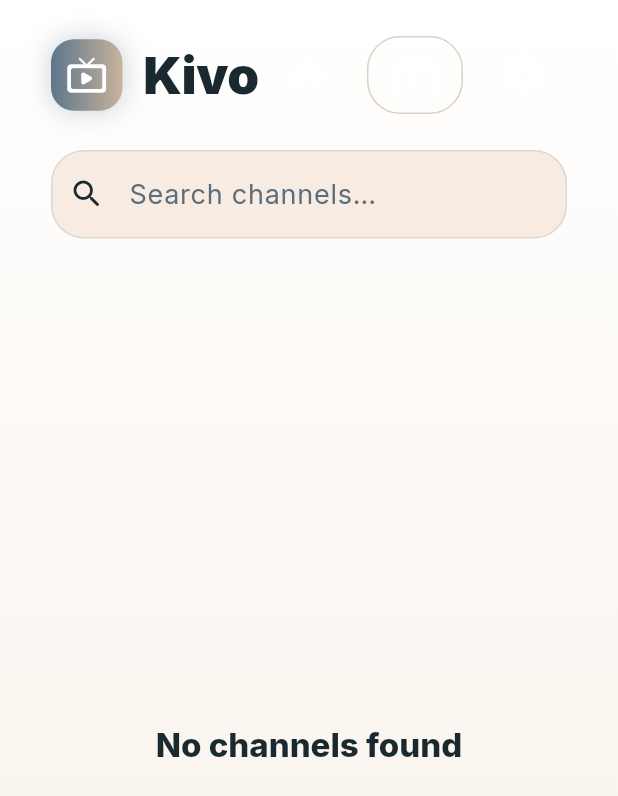
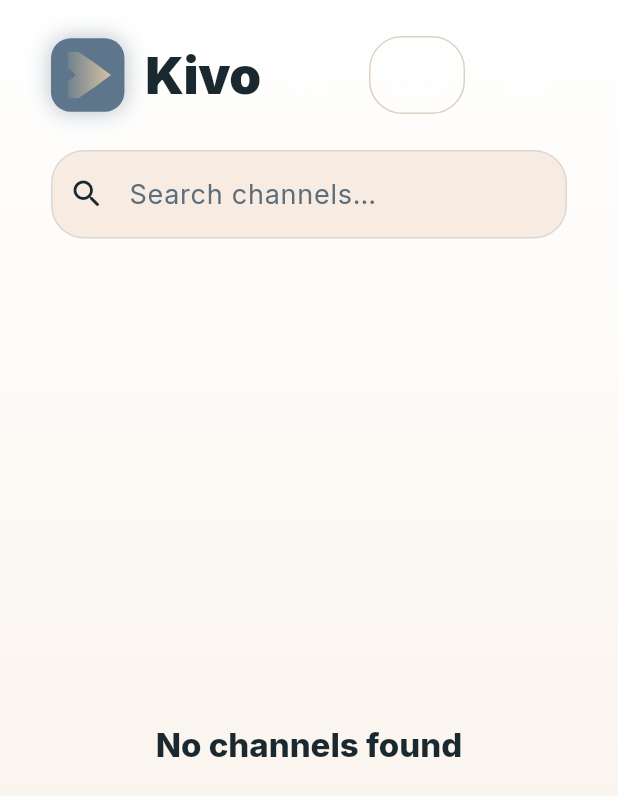
Before and after one commit to mahi160/kivotv, a Flutter app: the screen it shows after launch, after a tap on the "live tv" icon, on a phone screen of 412 x 824 dp. Shown: the top 796 px of the screen. Run offline on Flutter 3.47's test engine with Material 3 defaults, Android fonts, the light colour scheme and no system bars; our stand-ins replace cached_network_image, flutter_riverpod, go_router, google_fonts, shared_preferences, sqflite; missing offline and left inert: media_kit, media_kit_video; accounts and stored records are empty.

Commit message:
feat(branding): K-play logo — app icon, TV banner, splash, nav bar
Logo design (K + ▶ hybrid):
- Left vertical bar = K's spine
- Two curved arms (quadratic bezier) converge at one right point = ▶ tip
- Soft V-notch on inner-left = K's characteristic indent
- Gradient: Ocean Deep Blue (#5D768B) → Golden Driftwood (#E3C9A4)

Android app icon (generated Python → PNG):
- mipmap-mdpi    48×48
- mipmap-hdpi    72×72
- mipmap-xhdpi   96×96
- mipmap-xxhdpi  144×144
- mipmap-xxxhdpi 192×192
Background: rounded square in Ocean Deep Blue, logo in Ivory Breeze

TV banner (320×180, updated):
- Dark ocean gradient background (#0F1A22 → #1A2B38)
- K-play logo shape left panel in Golden Driftwood
- 'KIVO' pixel-font text + 'LIVE TV' subtitle in Sandy Beige

In-app:
- KivoLogo CustomPainter widget (lib/core/widgets/kivo_logo.dart)
- AppNavBar _LogoMark: rounded tile (oceanDeepBlue) + KivoLogo inside
- _SplashScreen: same tile treatment, 100×100, 26px radius

```diff
--- a/lib/core/widgets/app_nav_bar.dart
+++ b/lib/core/widgets/app_nav_bar.dart
@@ -4,6 +4,7 @@ import 'package:go_router/go_router.dart';
 
 import '../theme/app_colors.dart';
 import '../theme/app_spacing.dart';
+import 'kivo_logo.dart';
 
 enum NavDestination { home, channels, settings }
 
@@ -69,27 +70,23 @@ class _LogoMark extends StatelessWidget {
 
   @override
   Widget build(BuildContext context) {
+    // K-play logo on a rounded ocean-blue tile.
     return Container(
-      width: AppSpacing.logoSize * 0.7,
-      height: AppSpacing.logoSize * 0.7,
+      width:  AppSpacing.logoSize * 0.72,
+      height: AppSpacing.logoSize * 0.72,
       decoration: BoxDecoration(
-        borderRadius: BorderRadius.circular(AppSpacing.logoRadius * 0.7),
-        gradient: const LinearGradient(
-          colors: [AppColors.logoGradientStart, AppColors.logoGradientEnd],
-        ),
+        color: AppColors.oceanDeepBlue,
+        borderRadius: BorderRadius.circular(AppSpacing.logoRadius * 0.6),
         boxShadow: [
           BoxShadow(
-            color: AppColors.logoGradientStart.withValues(alpha: 0.30),
-            blurRadius: 14,
+            color: AppColors.oceanDeepBlue.withValues(alpha: 0.40),
+            blurRadius: 12,
             spreadRadius: 1,
           ),
         ],
       ),
-      child: const Icon(
-        Icons.live_tv_rounded,
-        size: AppSpacing.iconMd,
-        color: Colors.white,
-      ),
+      padding: const EdgeInsets.all(6),
+      child: const KivoLogo(),
     );
   }
 }
--- a/lib/main.dart
+++ b/lib/main.dart
@@ -5,6 +5,7 @@ import 'package:media_kit/media_kit.dart';
 
 import 'core/theme/app_colors.dart';
 import 'core/theme/app_theme.dart';
+import 'core/widgets/kivo_logo.dart';
 import 'providers/bootstrap_provider.dart';
 import 'core/router/app_router.dart';
 import 'providers/theme_provider.dart';
@@ -84,26 +85,21 @@ class _SplashScreen extends StatelessWidget {
           children: [
             // Logo mark
             Container(
-              width: 96,
-              height: 96,
+              width: 100,
+              height: 100,
               decoration: BoxDecoration(
-                borderRadius: BorderRadius.circular(30),
-                gradient: const LinearGradient(
-                  colors: [AppColors.logoGradientStart, AppColors.logoGradientEnd],
-                ),
+                color: AppColors.oceanDeepBlue,
+                borderRadius: BorderRadius.circular(26),
                 boxShadow: [
                   BoxShadow(
-                    color: AppColors.logoGradientStart.withValues(alpha: 0.35),
+                    color: AppColors.oceanDeepBlue.withValues(alpha: 0.45),
                     blurRadius: 32,
-                    spreadRadius: 2,
+                    spreadRadius: 4,
                   ),
                 ],
               ),
-              child: const Icon(
-                Icons.live_tv_rounded,
-                size: 48,
-                color: Colors.white,
-              ),
+              padding: const EdgeInsets.all(14),
+              child: const KivoLogo(),
             ),
             const SizedBox(height: 28),
             Text(
```
Also changed, not shown: 6 other files.
